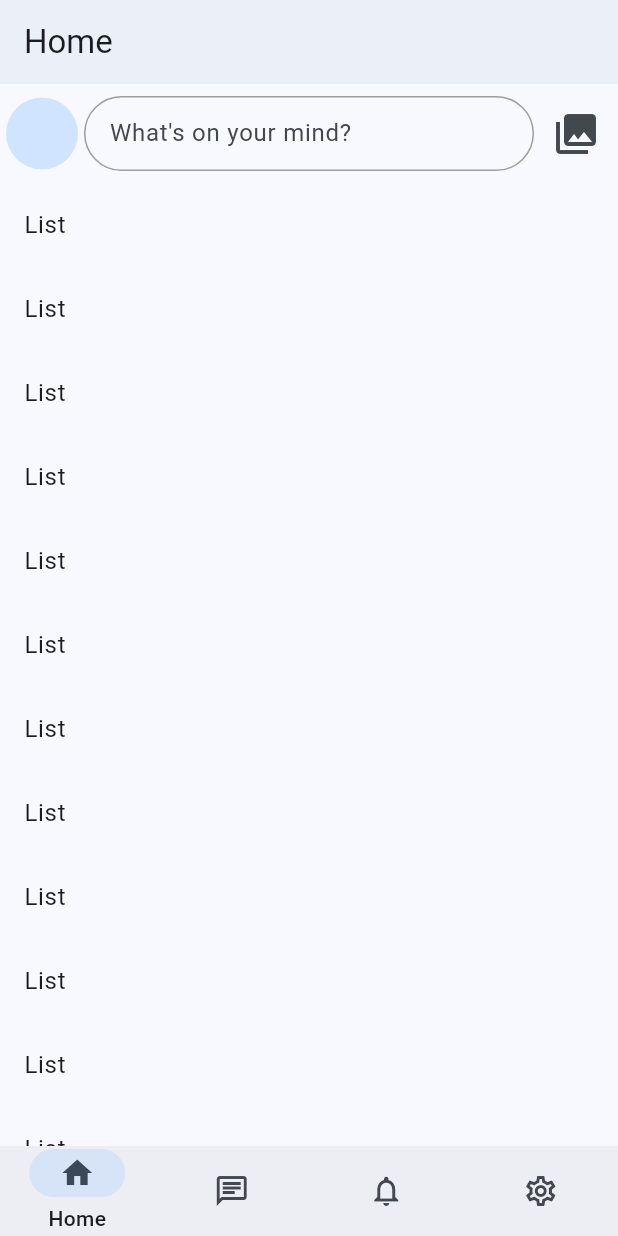
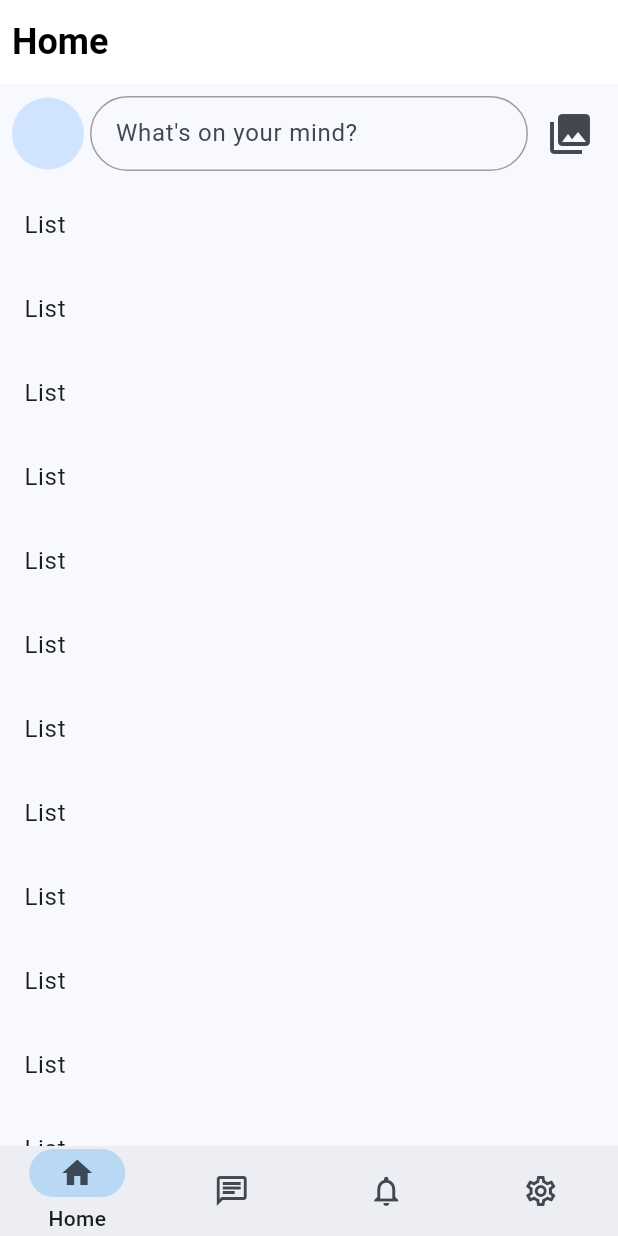
Before and after one commit to anoochit/socialnetwork, a Flutter app: the screen it shows once a user with an empty profile is signed in, on a phone screen of 412 x 824 dp. Run offline on Flutter 3.47's test engine with Material 2 defaults, Android fonts, the phone set to English and light mode, and no system bars; our stand-ins replace cloud_firestore, firebase_auth, firebase_core, firebase_storage, get; missing offline and left inert: flutterfire_ui; accounts and stored records are empty; generated files the repository leaves out were written again.

Commit message:
update feed layout

```diff
--- a/lib/main.dart
+++ b/lib/main.dart
@@ -28,47 +28,22 @@ class MyApp extends StatelessWidget {
         brightness: Brightness.light,
         colorSchemeSeed: Colors.blue,
         navigationBarTheme: NavigationBarThemeData(
+          indicatorColor: Theme.of(context).primaryColor.withOpacity(0.25),
           labelTextStyle: MaterialStateProperty.all(const TextStyle(
             fontSize: 14.0,
             fontWeight: FontWeight.w500,
           )),
         ),
         appBarTheme: const AppBarTheme(
-          elevation: 2.0,
-        ),
-        inputDecorationTheme: InputDecorationTheme(
-          border: OutlineInputBorder(
-            borderRadius: BorderRadius.circular(12.0),
+          elevation: 0.0,
+          titleSpacing: 8.0,
+          backgroundColor: Colors.white,
+          titleTextStyle: TextStyle(
+            color: Colors.black,
+            fontSize: 24,
+            fontWeight: FontWeight.bold,
           ),
-        ),
-        outlinedButtonTheme: OutlinedButtonThemeData(
-          style: ButtonStyle(
-            shape: MaterialStateProperty.all<RoundedRectangleBorder>(
-              RoundedRectangleBorder(
-                borderRadius: BorderRadius.circular(12.0),
-              ),
-            ),
-            padding: MaterialStateProperty.all<EdgeInsets>(
-              const EdgeInsets.all(16.0),
-            ),
-            backgroundColor: MaterialStateProperty.all<Color>(Theme.of(context).primaryColor),
-            foregroundColor: MaterialStateProperty.all<Color>(Colors.white),
-          ),
-        ),
-      ),
-      darkTheme: ThemeData(
-        useMaterial3: true,
-        brightness: Brightness.dark,
-        colorSchemeSeed: Colors.blue,
-        navigationBarTheme: NavigationBarThemeData(
-          indicatorColor: Theme.of(context).primaryColorDark.withOpacity(0.25),
-          labelTextStyle: MaterialStateProperty.all(const TextStyle(
-            fontSize: 14.0,
-            fontWeight: FontWeight.w500,
-          )),
-        ),
-        appBarTheme: const AppBarTheme(
-          elevation: 2.0,
+          iconTheme: IconThemeData(color: Colors.black),
         ),
         inputDecorationTheme: InputDecorationTheme(
           border: OutlineInputBorder(
--- a/lib/pages/feed/feed.dart
+++ b/lib/pages/feed/feed.dart
@@ -13,7 +13,7 @@ class FeedPage extends StatelessWidget {
       itemBuilder: (context, index) {
         if (index == 0) {
           return Container(
-            padding: const EdgeInsets.symmetric(horizontal: 4.0, vertical: 8.0),
+            padding: const EdgeInsets.symmetric(horizontal: 8.0, vertical: 8.0),
             child: Row(
               mainAxisAlignment: MainAxisAlignment.center,
               crossAxisAlignment: CrossAxisAlignment.center,
@@ -23,7 +23,7 @@ class FeedPage extends StatelessWidget {
                 ),
                 Container(
                   padding: const EdgeInsets.symmetric(horizontal: 4.0),
-                  width: MediaQuery.of(context).size.width - (48 * 2) - 8,
+                  width: MediaQuery.of(context).size.width - (48 * 2) - 16,
                   child: Container(
                     padding: const EdgeInsets.symmetric(horizontal: 16.0),
                     decoration: BoxDecoration(
@@ -44,7 +44,7 @@ class FeedPage extends StatelessWidget {
                   ),
                 ),
                 IconButton(
-                  icon: Icon(
+                  icon: const Icon(
                     Icons.collections,
                     size: 48 - 8 - 8,
                   ),
--- a/lib/pages/post/create_post.dart
+++ b/lib/pages/post/create_post.dart
@@ -18,11 +18,8 @@ class _CreatePostPageState extends State<CreatePostPage> {
         actions: [
           Padding(
             padding: const EdgeInsets.all(8.0),
-            child: ElevatedButton(
-              style: ButtonStyle(backgroundColor: MaterialStateProperty.all<Color>(ThemeData().primaryColor)),
-              child: Text(
-                "Post".toUpperCase(),
-              ),
+            child: IconButton(
+              icon: Icon(Icons.send),
               onPressed: () {
                 // post content
               },
@@ -34,7 +31,7 @@ class _CreatePostPageState extends State<CreatePostPage> {
         children: [
           // user info
           Padding(
-            padding: const EdgeInsets.all(8.0),
+            padding: const EdgeInsets.symmetric(horizontal: 8.0, vertical: 16),
             child: Row(
               children: [
                 // avatar
@@ -99,7 +96,7 @@ class _CreatePostPageState extends State<CreatePostPage> {
               height: 60,
               selectedIndex: _currentIndex,
               labelBehavior: NavigationDestinationLabelBehavior.alwaysHide,
-              destinations: const [
+              destinations: [
                 NavigationDestination(icon: Icon(Icons.image), label: 'Image'),
                 NavigationDestination(icon: Icon(Icons.movie), label: 'Video'),
                 NavigationDestination(icon: Icon(Icons.format_quote), label: 'Quot'),
```
